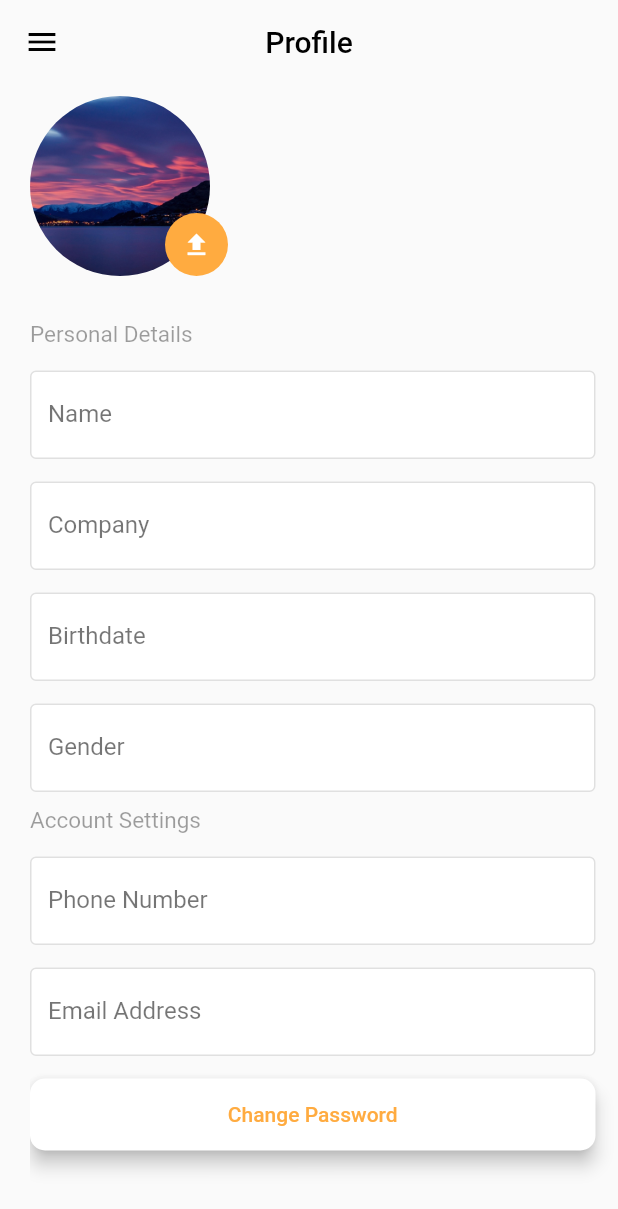
After one commit to omardavinci10/foody, a Flutter app: the ProfilePage screen opened by its route, on a phone screen of 412 x 824 dp. The commit adds this screen. Shown: the top 1209 px of the screen. Run offline on Flutter 3.47's test engine with Material 2 defaults, Android fonts, the phone set to English and light mode, and no system bars; our stand-ins replace auth_buttons, font_awesome_flutter, google_fonts, modal_progress_hud_nsn, rflutter_alert.

Commit message:
Profile and Contact-Us Pages  Added

```diff
--- /dev/null
+++ b/lib/components/profile_widgets.dart
@@ -0,0 +1,74 @@
+import 'dart:io';
+
+import 'package:flutter/material.dart';
+
+class ProfileWidget extends StatelessWidget {
+  final String imagePath;
+  final VoidCallback onClicked;
+
+  const ProfileWidget({
+    Key? key,
+    required this.imagePath,
+    required this.onClicked,
+  }) : super(key: key);
+
+  @override
+  Widget build(BuildContext context) {
+    final color = Theme.of(context).colorScheme.primary;
+
+    return Stack(
+      children: [
+        buildImage(),
+        Positioned(
+          bottom: 0,
+          left: 90,
+          child: buildEditIcon(color),
+        ),
+      ],
+    );
+  }
+
+  Widget buildImage() {
+    final image = AssetImage(imagePath);
+
+    return ClipOval(
+      child: Material(
+        color: Colors.transparent,
+        child: Ink.image(
+          image: image,
+          fit: BoxFit.cover,
+          width: 120,
+          height: 120,
+          child: InkWell(onTap: onClicked),
+        ),
+      ),
+    );
+  }
+
+  Widget buildEditIcon(Color color) => buildCircle(
+        color: Colors.white,
+        all: 3,
+        child: buildCircle(
+          color: color,
+          all: 8,
+          child: Icon(
+            Icons.file_upload,
+            color: Colors.white,
+            size: 20,
+          ),
+        ),
+      );
+
+  Widget buildCircle({
+    required Widget child,
+    required double all,
+    required Color color,
+  }) =>
+      ClipOval(
+        child: Container(
+          padding: EdgeInsets.all(all),
+          color: Colors.orangeAccent,
+          child: child,
+        ),
+      );
+}
--- a/lib/main.dart
+++ b/lib/main.dart
@@ -3,6 +3,9 @@ import 'package:foody/screens/splash_screen.dart';
 import 'package:foody/screens/welcome_screen.dart';
 import 'package:foody/screens/login_screen.dart';
 import 'package:foody/screens/registration_screen.dart';
+import 'package:foody/screens/profile_screen.dart';
+
+import 'screens/profile_screen.dart';
 
 void main() => runApp(Foody());
 
@@ -17,6 +20,7 @@ class Foody extends StatelessWidget {
         WelcomeScreen.id: (context) => WelcomeScreen(),
         LoginScreen.id: (context) => LoginScreen(),
         RegistrationScreen.id: (context) => RegistrationScreen(),
+        ProfilePage.id: (context) => ProfilePage(),
       },
     );
   }
--- /dev/null
+++ b/lib/screens/profile_screen.dart
@@ -0,0 +1,228 @@
+import 'package:flutter/material.dart';
+import 'package:font_awesome_flutter/font_awesome_flutter.dart';
+import 'package:flutter/cupertino.dart';
+import 'package:foody/components/profile_widgets.dart';
+
+
+class ProfilePage extends StatefulWidget {
+   static const String id = 'profile_screen';
+
+  @override
+  _ProfilePageState createState() => _ProfilePageState();
+}
+
+class _ProfilePageState extends State<ProfilePage> {
+  final name = TextEditingController();
+  final company = TextEditingController();
+  final birthDate = TextEditingController();
+  final gender = TextEditingController();
+  final phoneNumber = TextEditingController();
+  final emailAddress = TextEditingController();
+  @override
+  Widget build(BuildContext context) {
+    return Scaffold(
+      backgroundColor: Color(0xfffafafa),
+      extendBodyBehindAppBar: true,
+      appBar: AppBar(
+        centerTitle: true,
+        elevation: 0,
+        iconTheme: IconThemeData(color: Colors.black),
+        backgroundColor: Colors.transparent,
+        title: new Text(
+          "Profile",
+          style: TextStyle(color: Colors.black),
+        ),
+      ),
+      drawer: Drawer(),
+      body: Padding(
+        padding: const EdgeInsets.only(left: 20.0, top: 8.0),
+        child: ListView(
+          children: [
+            ProfileWidget(
+              imagePath: 'images/photo1.jpg',
+              onClicked: () async {},
+            ),
+            SizedBox(
+              height: 30,
+            ),
+            Text(
+              "Personal Details",
+              style: TextStyle(color: Colors.black38, fontSize: 15),
+            ),
+            Padding(
+              padding: const EdgeInsets.only(top: 15, right: 15),
+              child: Form(
+                autovalidateMode: AutovalidateMode.onUserInteraction,
+                child: TextFormField(
+                  //    validator: validateName,
+                  controller: name,
+                  decoration: InputDecoration(
+                    focusedBorder: OutlineInputBorder(
+                        borderSide: new BorderSide(color: Colors.orange)),
+                    filled: true,
+                    enabledBorder: OutlineInputBorder(
+                        borderSide: new BorderSide(color: Colors.black12)),
+                    labelText: 'Name',
+                    labelStyle: TextStyle(
+                      color: Colors.black54,
+                    ),
+                    fillColor: Colors.white,
+                  ),
+                ),
+              ),
+            ),
+            Padding(
+              padding: const EdgeInsets.only(top: 15, right: 15),
+              child: Form(
+                autovalidateMode: AutovalidateMode.onUserInteraction,
+                child: TextFormField(
+                  //    validator: validateName,
+                  controller: company,
+                  decoration: InputDecoration(
+                    focusedBorder: OutlineInputBorder(
+                        borderSide: new BorderSide(color: Colors.orange)),
+                    filled: true,
+                    enabledBorder: OutlineInputBorder(
+                        borderSide: new BorderSide(color: Colors.black12)),
+                    labelText: 'Company',
+                    labelStyle: TextStyle(
+                      color: Colors.black54,
+                    ),
+                    fillColor: Colors.white,
+                  ),
+                ),
+              ),
+            ),
+            Padding(
+              padding: const EdgeInsets.only(top: 15, right: 15),
+              child: Form(
+                autovalidateMode: AutovalidateMode.onUserInteraction,
+                child: TextFormField(
+                  //    validator: validateName,
+                  controller: birthDate,
+                  decoration: InputDecoration(
+                    focusedBorder: OutlineInputBorder(
+                        borderSide: new BorderSide(color: Colors.orange)),
+                    filled: true,
+                    enabledBorder: OutlineInputBorder(
+                        borderSide: new BorderSide(color: Colors.black12)),
+                    labelText: 'Birthdate',
+                    labelStyle: TextStyle(
+                      color: Colors.black54,
+                    ),
+                    fillColor: Colors.white,
+                  ),
+                ),
+              ),
+            ),
+            Padding(
+              padding: const EdgeInsets.only(top: 15, right: 15, bottom: 10),
+              child: Form(
+                autovalidateMode: AutovalidateMode.onUserInteraction,
+                child: TextFormField(
+                  //    validator: validateName,
+                  controller: gender,
+                  decoration: InputDecoration(
+                    focusedBorder: OutlineInputBorder(
+                        borderSide: new BorderSide(color: Colors.orange)),
+                    filled: true,
+                    enabledBorder: OutlineInputBorder(
+                        borderSide: new BorderSide(color: Colors.black12)),
+                    labelText: 'Gender',
+                    labelStyle: TextStyle(
+                      color: Colors.black54,
+                    ),
+                    fillColor: Colors.white,
+                  ),
+                ),
+              ),
+            ),
+            Text(
+              "Account Settings",
+              style: TextStyle(color: Colors.black38, fontSize: 15),
+            ),
+            Padding(
+              padding: const EdgeInsets.only(top: 15, right: 15),
+              child: Form(
+                autovalidateMode: AutovalidateMode.onUserInteraction,
+                child: TextFormField(
+                  //    validator: validateName,
+                  controller: phoneNumber,
+                  decoration: InputDecoration(
+                    focusedBorder: OutlineInputBorder(
+                        borderSide: new BorderSide(color: Colors.orange)),
+                    filled: true,
+                    enabledBorder: OutlineInputBorder(
+                        borderSide: new BorderSide(color: Colors.black12)),
+                    labelText: 'Phone Number',
+                    labelStyle: TextStyle(
+                      color: Colors.black54,
+                    ),
+                    fillColor: Colors.white,
+                  ),
+                ),
+              ),
+            ),
+            Padding(
+              padding: const EdgeInsets.only(top: 15, right: 15),
+              child: Form(
+                autovalidateMode: AutovalidateMode.onUserInteraction,
+                child: TextFormField(
+                  //    validator: validateName,
+                  controller: emailAddress,
+                  decoration: InputDecoration(
+                    focusedBorder: OutlineInputBorder(
+                        borderSide: new BorderSide(color: Colors.orange)),
+                    filled: true,
+                    enabledBorder: OutlineInputBorder(
+                        borderSide: new BorderSide(color: Colors.black12)),
+                    labelText: 'Email Address',
+                    labelStyle: TextStyle(
+                      color: Colors.black54,
+                    ),
+                    fillColor: Colors.white,
+                  ),
+                ),
+              ),
+            ),
+            Padding(
+              padding: EdgeInsets.only(right: 15, top: 15),
+              child: Material(
+                elevation: 5.0,
+                color: Colors.white,
+                borderRadius: BorderRadius.circular(10.0),
+                child: MaterialButton(
+                    onPressed: () {},
+                    minWidth: 200.0,
+                    height: 42.0,
+                    child: new Text(
+                      "Change Password",
+                      style: TextStyle(
+                        color: Colors.orangeAccent,
+                      ),
+                    )),
+              ),
+            ),
+            Padding(
+              padding: EdgeInsets.only(right: 15, top: 70),
+              child: Material(
+                elevation: 5.0,
+                color: Colors.orange,
+                borderRadius: BorderRadius.circular(10.0),
+                child: MaterialButton(
+                  onPressed: () {},
+                  minWidth: 200.0,
+                  height: 42.0,
+                  child: Text(
+                    "Save Changes",
+                    style: TextStyle(color: Colors.white),
+                  ),
+                ),
+              ),
+            ),
+          ],
+        ),
+      ),
+    );
+  }
+}
```
Also changed, not shown: lib/screens/contactus_screen.dart (added, +253 -0 lines), images/photo1.jpg (added).
